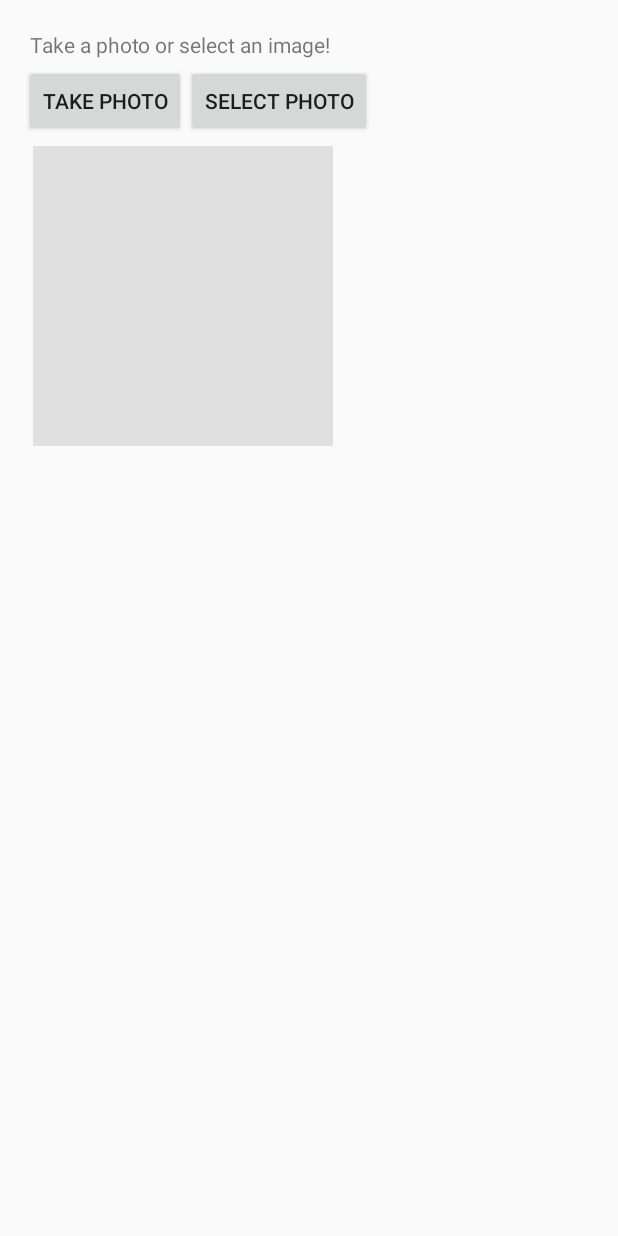
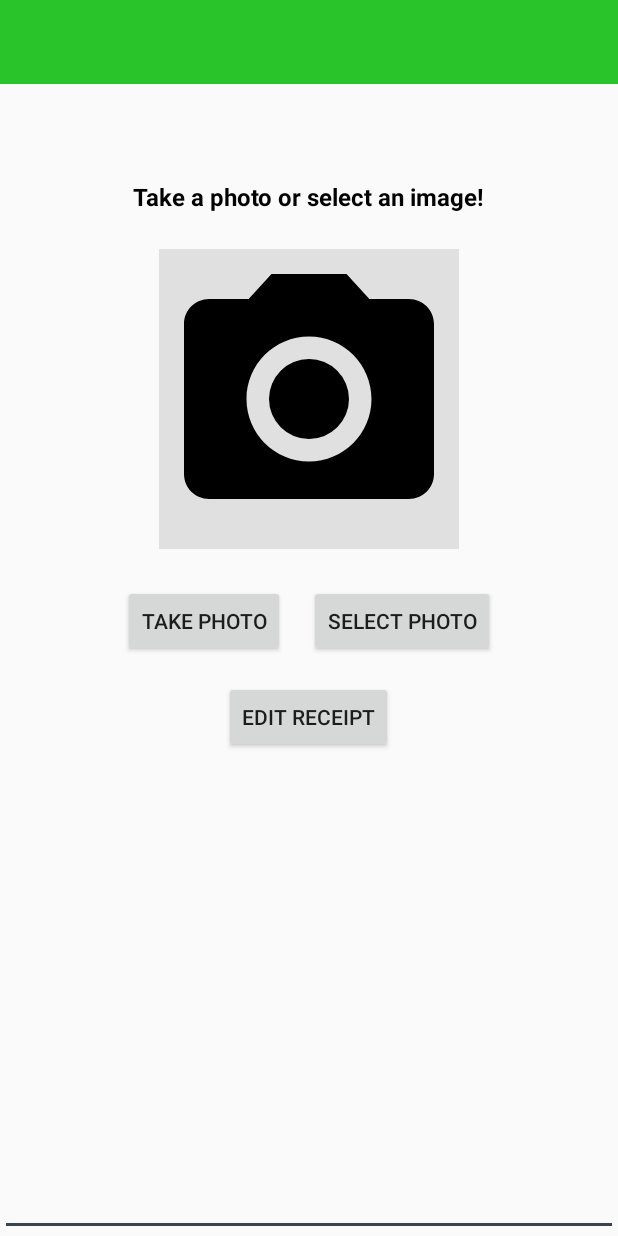
Before and after one commit to SPKB24/MobileAppDev-FinalProject, an Android app: the AddItemActivity screen opened directly, with no data from a screen before it, on a phone screen of 412 x 824 dp. Run offline under Robolectric (Android 15) with nearby library versions, the phone set to English and light mode, and no system bars; libraries missing offline, so code that uses them is left out: com.microsoft.projectoxford, org.apache.commons; 1 statement that could not run was skipped.

Commit message:
Fix camera. Update receipt layout. Re-layout of AddItem courtesy of Darshan

```diff
--- a/app/OnYourMark/app/build.gradle
+++ b/app/OnYourMark/app/build.gradle
@@ -17,6 +17,12 @@ android {
             proguardFiles getDefaultProguardFile('proguard-android.txt'), 'proguard-rules.pro'
         }
     }
+
+    compileOptions {
+        sourceCompatibility JavaVersion.VERSION_1_8
+        targetCompatibility JavaVersion.VERSION_1_8
+    }
+
 }
 
 dependencies {
--- a/app/OnYourMark/app/src/main/AndroidManifest.xml
+++ b/app/OnYourMark/app/src/main/AndroidManifest.xml
@@ -39,7 +39,8 @@
         <activity android:name=".views.SelectImageActivity" />
         <activity android:name=".views.SettingsActivity" />
         <activity android:name=".views.EditReceipt" />
-        <activity android:name=".views.AboutActivity"></activity>
+        <activity android:name=".views.AboutActivity"
+            ></activity>
     </application>
 
 </manifest>
--- a/app/OnYourMark/app/src/main/java/com/example/mikezurawski/onyourmark/views/AddItemActivity.java
+++ b/app/OnYourMark/app/src/main/java/com/example/mikezurawski/onyourmark/views/AddItemActivity.java
@@ -42,6 +42,7 @@ public class AddItemActivity extends AppCompatActivity {
     private Button buttonSelectImage;
     private Button takePhotoButton;
     private Button selectFromAlbumButtom;
+    private Button jumpToEditReceipt;
 
     private Uri imagUrl;
     private Bitmap bitmap;
@@ -78,20 +79,19 @@ public class AddItemActivity extends AppCompatActivity {
         editText.setText("");
 
         // Launch take photo
-        takePhotoButton = (Button) findViewById(R.id.buttonTakePhoto);
-        takePhotoButton.setOnClickListener(new View.OnClickListener() {
+        takePhotoButton = findViewById(R.id.buttonTakePhoto);
+        takePhotoButton.setOnClickListener(view -> takePhoto());
+
+        // Get photo from the gallery
+        selectFromAlbumButtom = findViewById(R.id.buttonAlbumPhoto);
+        selectFromAlbumButtom.setOnClickListener(view -> selectImageInAlbum());
+
+        jumpToEditReceipt = findViewById(R.id.buttonEditReceipt);
+        jumpToEditReceipt.setOnClickListener(new View.OnClickListener() {
             @Override
             public void onClick(View view) {
-                takePhoto();
-            }
-        });
-
-        // Get photo from the gallery
-        selectFromAlbumButtom = (Button) findViewById(R.id.buttonAlbumPhoto);
-        selectFromAlbumButtom.setOnClickListener(new View.OnClickListener() {
-            @Override
-            public void onClick(View view) {
-                selectImageInAlbum();
+                Intent intent = new Intent(AddItemActivity.this, EditReceipt.class);
+                startActivity(intent);
             }
         });
     }
@@ -99,6 +99,30 @@ public class AddItemActivity extends AppCompatActivity {
     // Called when image selection is done.
     @Override
     protected void onActivityResult(int requestCode, int resultCode, Intent data) {
+        switch (requestCode) {
+            case REQUEST_TAKE_PHOTO:
+                if (resultCode == RESULT_OK) {
+                    Intent intent = new Intent();
+                    intent.setData(Uri.fromFile(mFilePhotoTaken));
+                    setResult(RESULT_OK, intent);
+
+                    // Set the photo taken to be analyzed
+                    bitmap = ImageHelper.loadSizeLimitedBitmapFromUri(
+                            Uri.fromFile(mFilePhotoTaken), getContentResolver());
+
+                    // Start analyzing
+                    doRecognize();
+                }
+                break;
+            case REQUEST_SELECT_IMAGE_IN_ALBUM:
+                if (resultCode == RESULT_OK) {
+                    if (requestCode == REQUEST_SELECT_IMAGE_IN_ALBUM) {
+                        Uri selectedImageUri = data.getData();
+                        selectedImagePath = getPath(selectedImageUri);
+                        Intent intent = new Intent();
+                        intent.setData(selectedImageUri);
+                        setResult(RESULT_OK, intent);
+
                         Log.d("AnalyzeActivity", "onActivityResult");
 
                         imagUrl = data.getData();
@@ -115,6 +139,12 @@ public class AddItemActivity extends AppCompatActivity {
                                     + "x" + bitmap.getHeight());
 
                             doRecognize();
+                        }
+                    }
+                }
+                break;
+            default:
+                break;
         }
     }
 
--- a/app/OnYourMark/app/src/main/res/layout/activity_add_item.xml
+++ b/app/OnYourMark/app/src/main/res/layout/activity_add_item.xml
@@ -1,74 +1,77 @@
-<RelativeLayout xmlns:android="http://schemas.android.com/apk/res/android"
-    xmlns:tools="http://schemas.android.com/tools" android:layout_width="match_parent"
-    android:layout_height="match_parent" android:paddingLeft="@dimen/activity_horizontal_margin"
-    android:paddingRight="@dimen/activity_horizontal_margin"
-    android:paddingTop="@dimen/activity_vertical_margin"
-    android:paddingBottom="@dimen/activity_vertical_margin"
-    tools:context="com.example.mikezurawski.onyourmark.views.AddItemActivity">
+<LinearLayout xmlns:android="http://schemas.android.com/apk/res/android"
+    xmlns:app="http://schemas.android.com/apk/res-auto"
+    android:layout_width="match_parent"
+    android:layout_height="match_parent"
+    android:layout_gravity="center"
+    android:gravity="center"
+    android:orientation="vertical">
 
-    <LinearLayout
-        android:orientation="vertical"
-        android:layout_width="fill_parent"
-        android:layout_height="fill_parent"
-        android:weightSum="1"
-        android:layout_alignParentTop="true"
-        android:layout_alignParentStart="true">
+    <android.support.v7.widget.Toolbar xmlns:android="http://schemas.android.com/apk/res/android"
+        android:id="@+id/toolbar_settings"
+        android:layout_width="match_parent"
+        android:layout_height="wrap_content"
+        android:background="?android:attr/colorPrimary"
+        android:minHeight="?android:attr/actionBarSize"
+        app:titleTextColor="@color/colorWhite" />
 
     <TextView
         android:layout_width="wrap_content"
+        android:layout_marginTop="64dp"
         android:layout_height="wrap_content"
-            android:layout_margin="4dp"
-            android:text="Take a photo or select an image!"/>
+        android:layout_marginBottom="8dp"
+        android:text="Take a photo or select an image!"
+        android:textColor="#000000"
+        android:textSize="16sp"
+        android:textStyle="bold" />
+
+    <ImageView
+        android:id="@+id/selectedImage"
+        android:layout_width="200dp"
+        android:layout_height="200dp"
+        android:layout_margin="16dp"
+        android:background="#E0E0E0"
+        android:src="@drawable/ic_menu_camera" />
+
     <LinearLayout
-            android:orientation="horizontal"
-            android:layout_width="fill_parent"
-            android:layout_height="wrap_content">
+        android:layout_width="wrap_content"
+        android:layout_height="wrap_content"
+        android:orientation="horizontal">
 
         <Button
             android:id="@+id/buttonTakePhoto"
             android:layout_width="wrap_content"
             android:layout_height="wrap_content"
-                android:text="Take photo"
-                android:elevation="0dp" />
+            android:layout_margin="8dp"
+            android:text="Take photo" />
 
         <Button
             android:id="@+id/buttonAlbumPhoto"
             android:layout_width="wrap_content"
             android:layout_height="wrap_content"
-                android:layout_gravity="end"
-                android:text="Select Photo"
-                android:elevation="0dp" />
+            android:layout_margin="8dp"
+            android:text="Select Photo" />
+    </LinearLayout>
 
-
-        </LinearLayout>
+    <Button
+        android:id="@+id/buttonEditReceipt"
+        android:layout_width="wrap_content"
+        android:layout_height="wrap_content"
+        android:layout_margin="8dp"
+        android:text="Edit Receipt" />
 
     <LinearLayout
         android:layout_width="match_parent"
-            android:layout_height="wrap_content">
-
-            <ImageView
-                android:id="@+id/selectedImage"
-                android:layout_width="200dp"
-                android:layout_height="200dp"
-                android:background="#E0E0E0"
-                android:layout_margin="6dp"/>
-
-        </LinearLayout>
-
-        <LinearLayout
-            android:orientation="horizontal"
-            android:layout_width="match_parent"
         android:layout_height="wrap_content"
         android:layout_gravity="right"
-            android:layout_weight="1.03" >
+        android:layout_weight="1.03"
+        android:orientation="horizontal">
 
         <EditText
+            android:id="@+id/editTextResult"
             android:layout_width="match_parent"
             android:layout_height="match_parent"
-                android:inputType="textMultiLine"
+            android:layout_weight="1"
             android:ems="10"
-                android:id="@+id/editTextResult"
-                android:layout_weight="1" />
+            android:inputType="textMultiLine" />
     </LinearLayout>
 </LinearLayout>
-</RelativeLayout>
--- a/app/OnYourMark/app/src/main/res/values/strings.xml
+++ b/app/OnYourMark/app/src/main/res/values/strings.xml
@@ -8,6 +8,8 @@
     <string name="logo_description">OnYourMark Logo</string>
     <string name="title_activity_main2">Main2Activity</string>
     <string name="subscription_key">22126be1efca48c6bf1f8fc6fe085bc6</string>
+    <string name="category">Category</string>
+
 
     <string name="navigation_drawer_open">Open navigation drawer</string>
     <string name="navigation_drawer_close">Close navigation drawer</string>
```
Also changed, not shown: app/OnYourMark/app/src/main/java/com/example/mikezurawski/onyourmark/views/EditReceipt.java (+6 -4 lines), app/OnYourMark/app/src/main/res/drawable/ic_add_a_photo_black_48px.xml (added, +7 -0 lines), app/OnYourMark/app/src/main/res/layout/activity_edit_receipt.xml (+37 -10 lines), app/OnYourMark/app/src/main/res/values/categories.xml (added, +10 -0 lines). Lines whose indentation alone changed are shown as unchanged.
